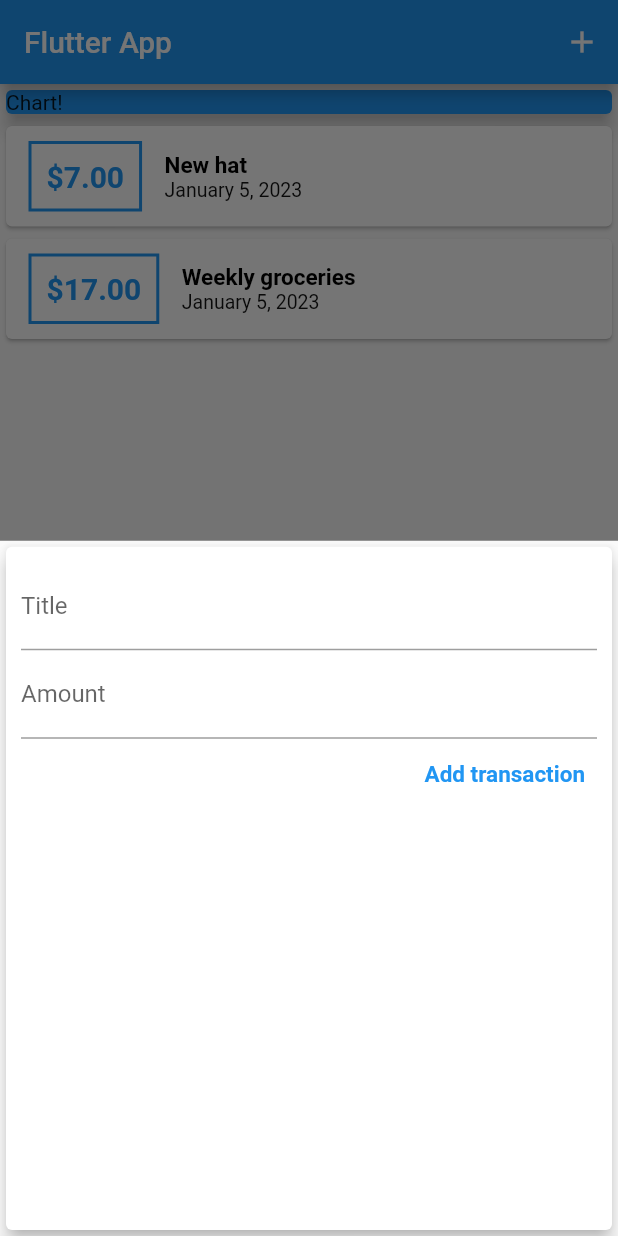
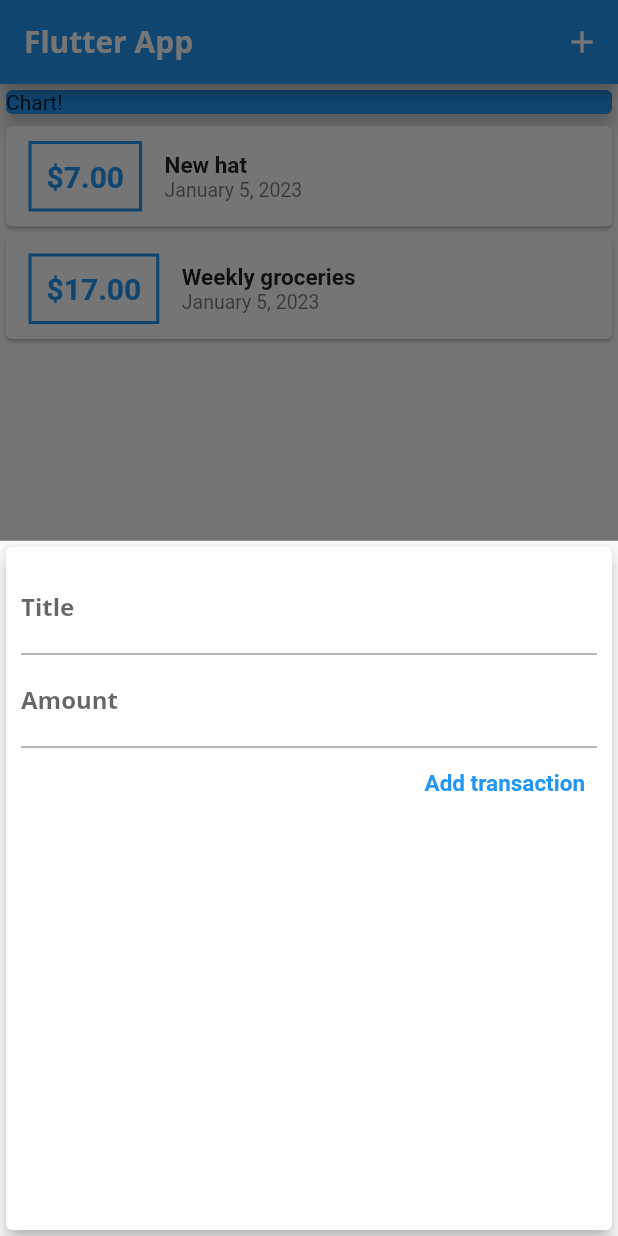
Before and after one commit to MihaiTudorP/flutter_personal_expense_tracker, a Flutter app: the screen it shows after launch, after a tap on the "add" icon, on a phone screen of 412 x 824 dp. Run offline on Flutter 3.47's test engine with Material 2 defaults, Android fonts, the phone set to English and light mode, and no system bars.

Commit message:
Added custom fonts

```diff
--- a/lib/main.dart
+++ b/lib/main.dart
@@ -11,10 +11,33 @@ class MyApp extends StatelessWidget {
 
   @override
   Widget build(BuildContext context) {
-    return const MaterialApp(
-      title: 'Flutter App',
-      home: MyHomePage(),
-    );
+    return MaterialApp(
+        title: 'Personal expenses',
+        home: const MyHomePage(),
+        theme: ThemeData(
+          primarySwatch: Colors.blue,
+          splashColor: Colors.red,
+          fontFamily: 'Quicksand',
+          textTheme: ThemeData.light().textTheme.copyWith(
+                titleLarge: const TextStyle(
+                    fontFamily: 'OpenSans',
+                    fontWeight: FontWeight.bold,
+                    fontSize: 18),
+                titleMedium: const TextStyle(
+                    fontFamily: 'OpenSans',
+                    fontWeight: FontWeight.bold,
+                    fontSize: 16),
+                titleSmall: const TextStyle(
+                    fontFamily: 'OpenSans',
+                    fontWeight: FontWeight.bold,
+                    fontSize: 14),
+              ),
+          appBarTheme: const AppBarTheme(
+              titleTextStyle: TextStyle(
+                  fontFamily: 'OpenSans',
+                  fontSize: 20,
+                  fontWeight: FontWeight.bold)),
+        ));
   }
 }
 
@@ -70,10 +93,12 @@ class _MyHomePageState extends State<MyHomePage> {
         child: Column(
             crossAxisAlignment: CrossAxisAlignment.stretch,
             children: <Widget>[
-              Container(
+              SizedBox(
                   width: double.infinity,
-                  child: const Card(
-                      color: Colors.blue, elevation: 5, child: Text('Chart!'))),
+                  child: Card(
+                      color: Theme.of(context).primaryColor,
+                      elevation: 5,
+                      child: const Text('Chart!'))),
               UserTransactions(
                 userTransactions: _userTransactions,
               ),
@@ -82,7 +107,7 @@ class _MyHomePageState extends State<MyHomePage> {
       floatingActionButtonLocation: FloatingActionButtonLocation.centerDocked,
       floatingActionButton: FloatingActionButton(
         onPressed: () => startAddNewTransaction(context),
-        backgroundColor: Colors.red,
+        backgroundColor: Theme.of(context).splashColor,
         child: const Icon(Icons.add),
       ),
     );
--- a/lib/widgets/new_transaction.dart
+++ b/lib/widgets/new_transaction.dart
@@ -34,9 +34,9 @@ class _NewTransactionState extends State<NewTransaction> {
               ),
               TextButton(
                 onPressed: submitNewTransactionForm,
-                child: const Text('Add transaction',
+                child: Text('Add transaction',
                     style: TextStyle(
-                        color: Colors.blue,
+                        color: Theme.of(context).primaryColor,
                         fontSize: 15,
                         fontWeight: FontWeight.bold)),
               )
--- a/lib/widgets/user_transaction.dart
+++ b/lib/widgets/user_transaction.dart
@@ -13,15 +13,16 @@ class UserTransaction extends StatelessWidget {
         children: <Widget>[
           Container(
             margin: const EdgeInsets.symmetric(vertical: 10, horizontal: 15),
-            decoration:
-                BoxDecoration(border: Border.all(color: Colors.blue, width: 2)),
+            decoration: BoxDecoration(
+                border: Border.all(
+                    color: Theme.of(context).primaryColor, width: 2)),
             padding: const EdgeInsets.all(10),
             alignment: Alignment.center,
             child: Text(
               "\$${transaction.amount.toStringAsFixed(2)}",
-              style: const TextStyle(
+              style: TextStyle(
                   fontWeight: FontWeight.bold,
-                  color: Colors.blue,
+                  color: Theme.of(context).primaryColor,
                   fontSize: 20),
             ),
           ),
@@ -31,15 +32,16 @@ class UserTransaction extends StatelessWidget {
             children: <Widget>[
               Text(
                 transaction.title,
-                style: const TextStyle(
+                style: TextStyle(
                     fontWeight: FontWeight.bold,
                     fontSize: 15,
-                    color: Colors.black),
+                    color: Theme.of(context).textTheme.titleLarge?.color),
               ),
               Text(
                 DateFormat().add_yMMMMd().format(transaction.date),
-                style: const TextStyle(
-                    fontSize: 13, color: Color.fromRGBO(20, 20, 20, 100)),
+                style: TextStyle(
+                    fontSize: 13,
+                    color: Theme.of(context).textTheme.headline1?.color),
               )
             ],
           )
```
Also changed, not shown: pubspec.yaml (+18 -12 lines), assets/fonts/OpenSans-Bold.ttf (added), assets/fonts/OpenSans-Regular.ttf (added), assets/fonts/Quicksand-Bold.ttf (added), assets/fonts/Quicksand-Light.ttf (added), assets/fonts/Quicksand-Medium.ttf (added), assets/fonts/Quicksand-Regular.ttf (added).
